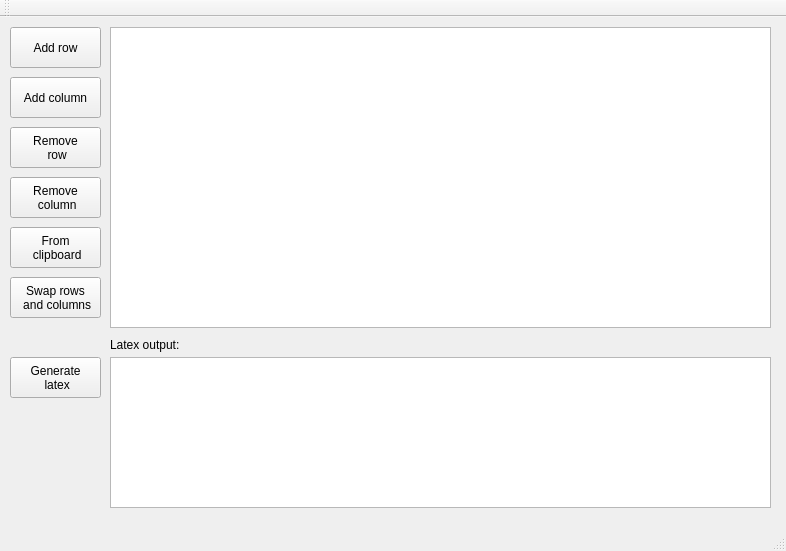
Old version of the form latexconvert.ui in the repository jodleif/latexconvert.
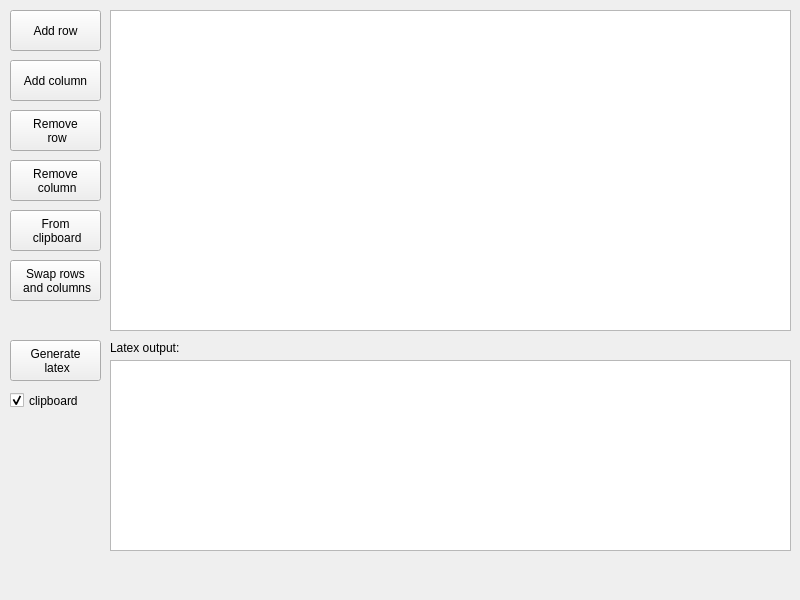
New version of the form.

Commit message:
Add checkboax for automatic clipboard copy
Added a checkbox to specify automatic copy of latex output
to clipboard.

Also changed layout to non resizable 800x600

```diff
--- a/latexconvert.ui
+++ b/latexconvert.ui
@@ -6,10 +6,22 @@
    <rect>
     <x>0</x>
     <y>0</y>
-    <width>786</width>
-    <height>551</height>
+    <width>800</width>
+    <height>600</height>
    </rect>
   </property>
+  <property name="minimumSize">
+   <size>
+    <width>800</width>
+    <height>600</height>
+   </size>
+  </property>
+  <property name="maximumSize">
+   <size>
+    <width>800</width>
+    <height>600</height>
+   </size>
+  </property>
   <property name="windowTitle">
    <string>LatexConvert</string>
   </property>
@@ -19,12 +31,12 @@
      <rect>
       <x>110</x>
       <y>10</y>
-      <width>661</width>
-      <height>301</height>
+      <width>681</width>
+      <height>321</height>
      </rect>
     </property>
     <property name="sizePolicy">
-     <sizepolicy hsizetype="Fixed" vsizetype="Fixed">
+     <sizepolicy hsizetype="Expanding" vsizetype="Expanding">
       <horstretch>0</horstretch>
       <verstretch>0</verstretch>
      </sizepolicy>
@@ -66,7 +78,7 @@
     <property name="geometry">
      <rect>
       <x>110</x>
-      <y>320</y>
+      <y>340</y>
       <width>121</width>
       <height>16</height>
      </rect>
@@ -133,9 +145,9 @@
     <property name="geometry">
      <rect>
       <x>110</x>
-      <y>340</y>
-      <width>661</width>
-      <height>151</height>
+      <y>360</y>
+      <width>681</width>
+      <height>191</height>
      </rect>
     </property>
    </widget>
@@ -167,6 +179,22 @@
  and columns</string>
     </property>
    </widget>
+   <widget class="QCheckBox" name="clipboardCopy">
+    <property name="geometry">
+     <rect>
+      <x>10</x>
+      <y>390</y>
+      <width>90</width>
+      <height>21</height>
+     </rect>
+    </property>
+    <property name="text">
+     <string>clipboard</string>
+    </property>
+    <property name="checked">
+     <bool>true</bool>
+    </property>
+   </widget>
   </widget>
   <widget class="QMenuBar" name="menuBar">
    <property name="geometry">
@@ -178,15 +206,11 @@
     </rect>
    </property>
   </widget>
-  <widget class="QToolBar" name="mainToolBar">
-   <attribute name="toolBarArea">
-    <enum>TopToolBarArea</enum>
-   </attribute>
-   <attribute name="toolBarBreak">
-    <bool>false</bool>
-   </attribute>
-  </widget>
-  <widget class="QStatusBar" name="statusBar"/>
+  <action name="actionQuit">
+   <property name="text">
+    <string>Quit</string>
+   </property>
+  </action>
  </widget>
  <layoutdefault spacing="6" margin="11"/>
  <resources/>
```
Left out of the diff: 2 changed lines with no effect on the pictures. The commit also changes 1 other file.
